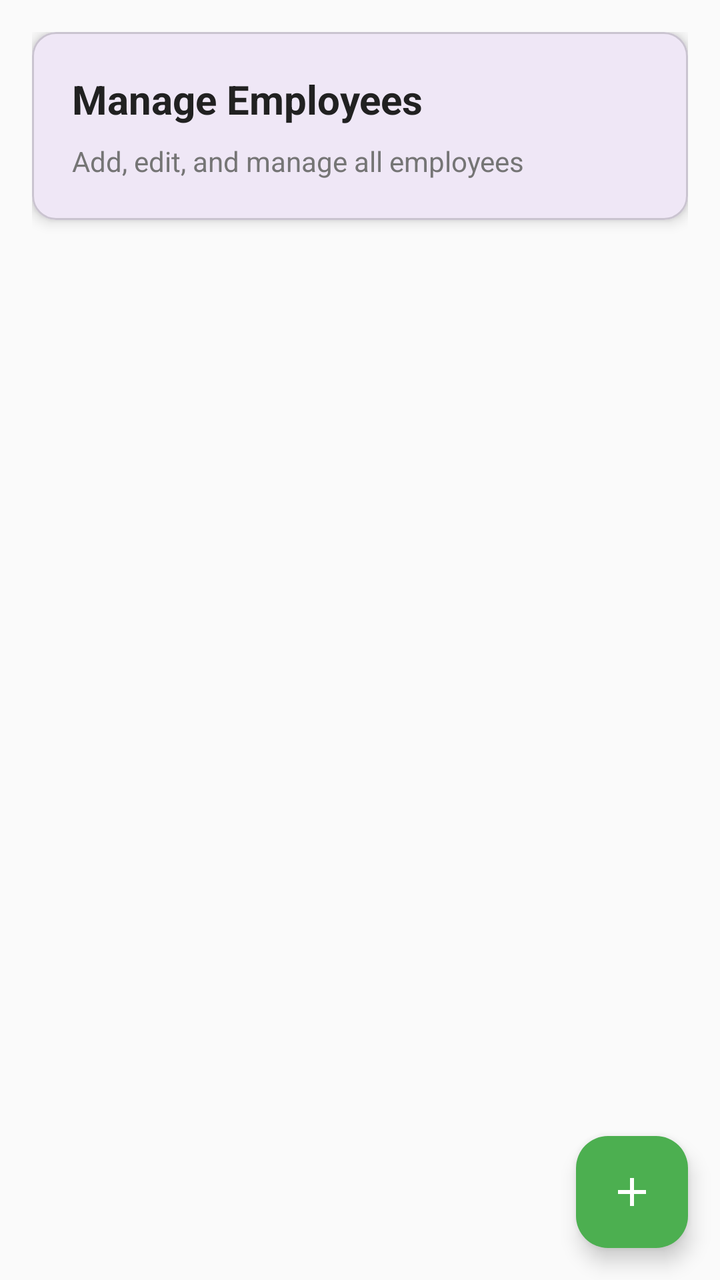
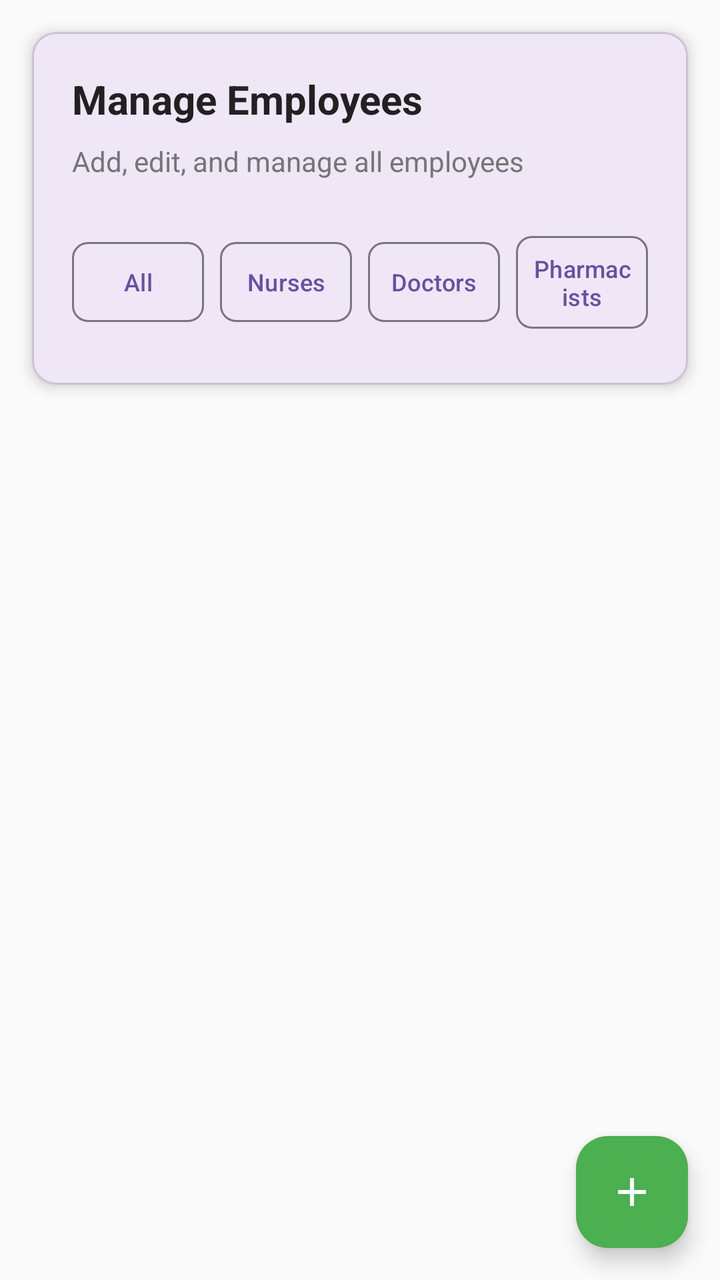

Before-and-after screenshots of an Android layout around one commit, followed by the original layout XML and the change that was made.
<!-- AndroidManifest.xml: application theme Theme.H_CAS -->
<!-- res/layout/fragment_manage_employees.xml -->
<?xml version="1.0" encoding="utf-8"?>
<androidx.coordinatorlayout.widget.CoordinatorLayout xmlns:android="http://schemas.android.com/apk/res/android"
    xmlns:app="http://schemas.android.com/apk/res-auto"
    android:layout_width="match_parent"
    android:layout_height="match_parent"
    android:background="@color/background_light">

    <ScrollView
        android:layout_width="match_parent"
        android:layout_height="match_parent"
        android:fillViewport="true">

        <LinearLayout
            android:layout_width="match_parent"
            android:layout_height="wrap_content"
            android:orientation="vertical"
            android:padding="16dp">

            
            <com.google.android.material.card.MaterialCardView
                android:layout_width="match_parent"
                android:layout_height="wrap_content"
                android:layout_marginBottom="16dp"
                app:cardCornerRadius="12dp"
                app:cardElevation="4dp">

                <LinearLayout
                    android:layout_width="match_parent"
                    android:layout_height="wrap_content"
                    android:orientation="vertical"
                    android:padding="20dp">

                    <TextView
                        android:layout_width="wrap_content"
                        android:layout_height="wrap_content"
                        android:text="Manage Employees"
                        android:textSize="20sp"
                        android:textStyle="bold"
                        android:textColor="@color/text_primary" />

                    <TextView
                        android:layout_width="wrap_content"
                        android:layout_height="wrap_content"
                        android:layout_marginTop="8dp"
                        android:text="Add, edit, and manage all employees"
                        android:textSize="14sp"
                        android:textColor="@color/text_secondary" />

                </LinearLayout>

            </com.google.android.material.card.MaterialCardView>

            
            <androidx.recyclerview.widget.RecyclerView
                android:id="@+id/employeesRecyclerView"
                android:layout_width="match_parent"
                android:layout_height="wrap_content"
                android:nestedScrollingEnabled="false" />

            
            <TextView
                android:id="@+id/emptyStateTextView"
                android:layout_width="match_parent"
                android:layout_height="wrap_content"
                android:layout_marginTop="32dp"
                android:text="No employees found"
                android:textSize="16sp"
                android:textColor="@color/text_secondary"
                android:gravity="center"
                android:visibility="gone" />

        </LinearLayout>

    </ScrollView>

    
    <com.google.android.material.floatingactionbutton.FloatingActionButton
        android:id="@+id/addEmployeeButton"
        android:layout_width="wrap_content"
        android:layout_height="wrap_content"
        android:layout_gravity="bottom|end"
        android:layout_margin="16dp"
        android:src="@drawable/ic_add"
        app:backgroundTint="@color/success_green"
        app:tint="@color/white" />

</androidx.coordinatorlayout.widget.CoordinatorLayout>
<!-- resources referenced by this layout -->
<resources>
  <color name="background_light">#FAFAFA</color>
  <color name="success_green">#4CAF50</color>
  <color name="text_primary">#212121</color>
  <color name="text_secondary">#757575</color>
  <color name="white">#FFFFFFFF</color>
  <!-- drawable ic_add (drawable) -->
  <vector xmlns:android="http://schemas.android.com/apk/res/android"
      android:width="24dp"
      android:height="24dp"
      android:viewportWidth="24"
      android:viewportHeight="24"
      android:tint="?attr/colorOnSurface">
    <path
        android:fillColor="@android:color/white"
        android:pathData="M19,13h-6v6h-2v-6H5v-2h6V5h2v6h6v2z"/>
  </vector>
  <style name="Theme.H_CAS" parent="Base.Theme.H_CAS" />
  <style name="Base.Theme.H_CAS" parent="Theme.Material3.DayNight.NoActionBar">
          
          
      </style>
</resources>

<!-- the commit's change to res/layout/fragment_manage_employees.xml (unified diff, before → after) -->
@@ -5,73 +5,132 @@
     android:layout_height="match_parent"
     android:background="@color/background_light">
 
-    <ScrollView
+    <LinearLayout
         android:layout_width="match_parent"
         android:layout_height="match_parent"
-        android:fillViewport="true">
+        android:orientation="vertical"
+        android:background="@color/background_light">
 
-        <LinearLayout
+        
+        <com.google.android.material.card.MaterialCardView
             android:layout_width="match_parent"
             android:layout_height="wrap_content"
-            android:orientation="vertical"
-            android:padding="16dp">
+            android:layout_margin="16dp"
+            app:cardCornerRadius="12dp"
+            app:cardElevation="4dp">
 
-            
-            <com.google.android.material.card.MaterialCardView
+            <LinearLayout
                 android:layout_width="match_parent"
                 android:layout_height="wrap_content"
-                android:layout_marginBottom="16dp"
-                app:cardCornerRadius="12dp"
-                app:cardElevation="4dp">
+                android:orientation="vertical"
+                android:padding="20dp">
 
+                <TextView
+                    android:layout_width="wrap_content"
+                    android:layout_height="wrap_content"
+                    android:text="Manage Employees"
+                    android:textSize="20sp"
+                    android:textStyle="bold"
+                    android:textColor="@color/text_primary" />
+
+                <TextView
+                    android:layout_width="wrap_content"
+                    android:layout_height="wrap_content"
+                    android:layout_marginTop="8dp"
+                    android:text="Add, edit, and manage all employees"
+                    android:textSize="14sp"
+                    android:textColor="@color/text_secondary" />
+
+                
                 <LinearLayout
                     android:layout_width="match_parent"
                     android:layout_height="wrap_content"
-                    android:orientation="vertical"
-                    android:padding="20dp">
+                    android:layout_marginTop="16dp"
+                    android:orientation="horizontal"
+                    android:gravity="center"
+                    android:paddingTop="8dp"
+                    android:paddingBottom="4dp">
 
-                    <TextView
-                        android:layout_width="wrap_content"
+                    <com.google.android.material.button.MaterialButton
+                        android:id="@+id/filterAllButton"
+                        style="@style/Widget.Material3.Button.OutlinedButton"
+                        android:layout_width="0dp"
                         android:layout_height="wrap_content"
-                        android:text="Manage Employees"
-                        android:textSize="20sp"
-                        android:textStyle="bold"
-                        android:textColor="@color/text_primary" />
+                        android:layout_weight="1"
+                        android:layout_marginEnd="4dp"
+                        android:text="All"
+                        android:textSize="12sp"
+                        android:padding="8dp"
+                        app:cornerRadius="8dp" />
 
-                    <TextView
-                        android:layout_width="wrap_content"
+                    <com.google.android.material.button.MaterialButton
+                        android:id="@+id/filterNurseButton"
+                        style="@style/Widget.Material3.Button.OutlinedButton"
+                        android:layout_width="0dp"
                         android:layout_height="wrap_content"
-                        android:layout_marginTop="8dp"
-                        android:text="Add, edit, and manage all employees"
-                        android:textSize="14sp"
-                        android:textColor="@color/text_secondary" />
+                        android:layout_weight="1"
+                        android:layout_marginStart="4dp"
+                        android:layout_marginEnd="4dp"
+                        android:text="Nurses"
+                        android:textSize="12sp"
+                        android:padding="8dp"
+                        app:cornerRadius="8dp" />
+
+                    <com.google.android.material.button.MaterialButton
+                        android:id="@+id/filterDoctorButton"
+                        style="@style/Widget.Material3.Button.OutlinedButton"
+                        android:layout_width="0dp"
+                        android:layout_height="wrap_content"
+                        android:layout_weight="1"
+                        android:layout_marginStart="4dp"
+                        android:layout_marginEnd="4dp"
+                        android:text="Doctors"
+                        android:textSize="12sp"
+                        android:padding="8dp"
+                        app:cornerRadius="8dp" />
+
+                    <com.google.android.material.button.MaterialButton
+                        android:id="@+id/filterPharmacistButton"
+                        style="@style/Widget.Material3.Button.OutlinedButton"
+                        android:layout_width="0dp"
+                        android:layout_height="wrap_content"
+                        android:layout_weight="1"
+                        android:layout_marginStart="4dp"
+                        android:text="Pharmacists"
+                        android:textSize="12sp"
+                        android:padding="8dp"
+                        app:cornerRadius="8dp" />
 
                 </LinearLayout>
 
-            </com.google.android.material.card.MaterialCardView>
+            </LinearLayout>
 
-            
-            <androidx.recyclerview.widget.RecyclerView
-                android:id="@+id/employeesRecyclerView"
-                android:layout_width="match_parent"
-                android:layout_height="wrap_content"
-                android:nestedScrollingEnabled="false" />
+        </com.google.android.material.card.MaterialCardView>
 
-            
-            <TextView
-                android:id="@+id/emptyStateTextView"
-                android:layout_width="match_parent"
-                android:layout_height="wrap_content"
-                android:layout_marginTop="32dp"
-                android:text="No employees found"
-                android:textSize="16sp"
-                android:textColor="@color/text_secondary"
-                android:gravity="center"
-                android:visibility="gone" />
+        
+        <androidx.recyclerview.widget.RecyclerView
+            android:id="@+id/employeesRecyclerView"
+            android:layout_width="match_parent"
+            android:layout_height="0dp"
+            android:layout_weight="1"
+            android:paddingStart="16dp"
+            android:paddingEnd="16dp"
+            android:paddingBottom="80dp"
+            android:clipToPadding="false" />
 
-        </LinearLayout>
+        
+        <TextView
+            android:id="@+id/emptyStateTextView"
+            android:layout_width="match_parent"
+            android:layout_height="0dp"
+            android:layout_weight="1"
+            android:text="No employees found"
+            android:textSize="16sp"
+            android:textColor="@color/text_secondary"
+            android:gravity="center"
+            android:visibility="gone" />
 
-    </ScrollView>
+    </LinearLayout>
 
     
     <com.google.android.material.floatingactionbutton.FloatingActionButton
